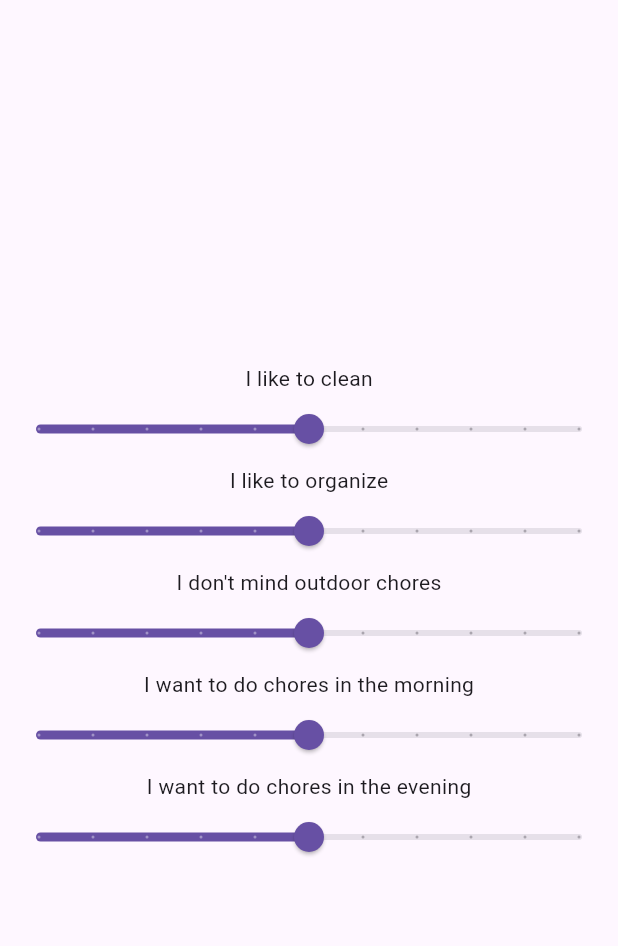
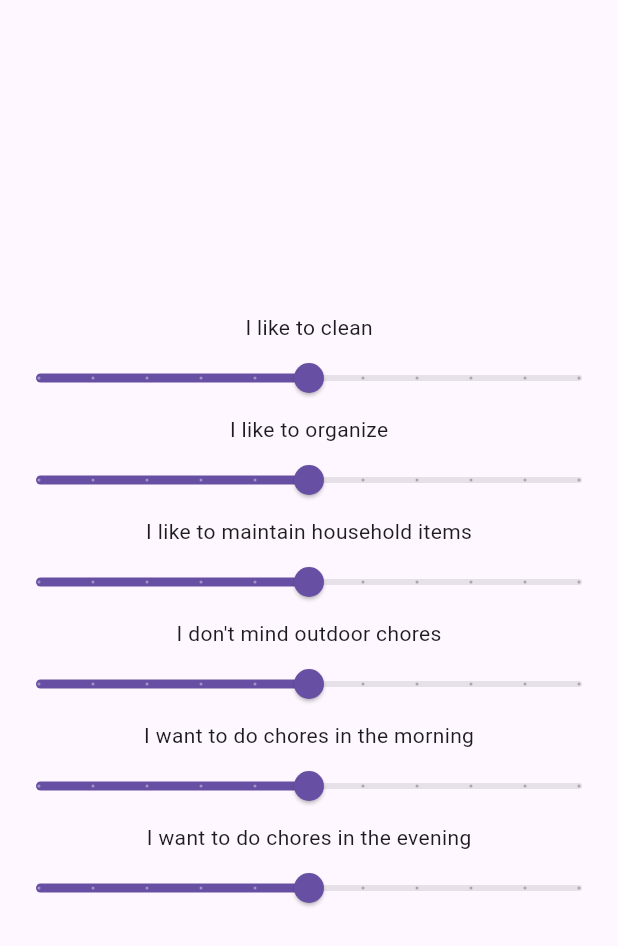
Before and after one commit to emily-wax/Team_Charmander, a Flutter app: the PreferenceSlider widget shown alone on an empty page, opened directly, on a phone screen of 412 x 824 dp. Shown: the top 946 px of the screen. Run offline on Flutter 3.47's test engine with Material 3 defaults, Android fonts, the phone set to English and light mode, and no system bars; our stand-ins replace cloud_firestore, firebase_auth, firebase_core, syncfusion_flutter_calendar; accounts and stored records are empty.

Commit message:
add 'maintain' chore category, fix auto-assign edge cases

```diff
--- a/flutter_application/lib/account_page.dart
+++ b/flutter_application/lib/account_page.dart
@@ -180,7 +180,8 @@ Future<void> updateUserHousehold(String? userId, String householdName) async {
                                 builder: (BuildContext context) {
                                   return AlertDialog(
                                     title: Text('Adjust each scale:'),
-                                    content: Column(
+                                    content: SingleChildScrollView(
+                                      child: Column(
                                       mainAxisSize: MainAxisSize.min,
                                       children: [
                                         // const Text("For best results, keep total score < 4.0"),
@@ -194,6 +195,8 @@ Future<void> updateUserHousehold(String? userId, String householdName) async {
                                         ),
                                       ],
                                     ),
+                                    // contentPadding: const EdgeInsets.all(30.0),
+                                    )
                                   );
                                 },
                               );
--- a/flutter_application/lib/chores_page.dart
+++ b/flutter_application/lib/chores_page.dart
@@ -20,7 +20,7 @@ class _ToDoListState extends State<ToDoList> {
 
   void _addChoreToFirestoreDrop(String choreName, String? assignee, Timestamp? deadline) {
     if (autoAssignChecked){
-      debugPrint("Auto Assign checked!");
+      // debugPrint("Auto Assign checked!");
       AutoAssignClass auto = AutoAssignClass();
       auto.autoAssignChore(choreName).then((String result){
         setState(() {
@@ -45,6 +45,7 @@ class _ToDoListState extends State<ToDoList> {
     }
     selectedUser = null;
     selectedDate = null;
+    autoAssignChecked = false;
 
   }
 
--- a/flutter_application/lib/preferences_page.dart
+++ b/flutter_application/lib/preferences_page.dart
@@ -12,6 +12,7 @@ class _PreferenceSliderState extends State<PreferenceSlider> {
   double _cleanerValue = 0.5; // Initial value for the slider
   double _organizerValue = 0.5;
   double _outdoorValue = 0.5;
+  double _maintainValue = 0.5;
   double _morningValue = 0.5;
   double _eveningValue = 0.5;
 
@@ -41,9 +42,9 @@ class _PreferenceSliderState extends State<PreferenceSlider> {
 
         setState(() {
           _cleanerValue = sliderPrefs['cleaner'] ?? 0.5;
-          // _cleanerValue = documentSnapshot['cleaner'];
           _organizerValue = sliderPrefs['organizer'] ?? 0.5;
           _outdoorValue = sliderPrefs['outdoor'] ?? 0.5;
+          _maintainValue = sliderPrefs['maintain'] ?? 0.5;
           _morningValue = sliderPrefs['morning'] ?? 0.5;
           _eveningValue = sliderPrefs['evening'] ?? 0.5;
         });
@@ -66,6 +67,7 @@ class _PreferenceSliderState extends State<PreferenceSlider> {
           'cleaner': _cleanerValue,
           'organizer': _organizerValue,
           'outdoor': _outdoorValue,
+          'maintain': _maintainValue,
           'morning': _morningValue,
           'evening': _eveningValue,
         }
@@ -93,7 +95,7 @@ class _PreferenceSliderState extends State<PreferenceSlider> {
         min: 0,
         max: 1,
         divisions: 10, // You can adjust the divisions as needed
-        label: 'let\'s get it',
+        // label: 'let\'s get it',
         ),
         const Text("I like to organize"),
         Slider(
@@ -107,7 +109,21 @@ class _PreferenceSliderState extends State<PreferenceSlider> {
         min: 0,
         max: 1,
         divisions: 10, // You can adjust the divisions as needed
-        label: 'yes so satisfying',
+        // label: 'yes so satisfying',
+        ),
+        const Text("I like to maintain household items"),
+        Slider(
+          value: _maintainValue,
+          onChanged: (newValue) {
+            setState(() {
+              _maintainValue = newValue; // Update the value here
+            });
+            _savePreferences(); // Save the updated value
+          },
+          min: 0,
+          max: 1,
+          divisions: 10, // You can adjust the divisions as needed
+          // label: 'yes so satisfying',
         ),
         const Text("I don't mind outdoor chores"),
         Slider(
@@ -121,7 +137,7 @@ class _PreferenceSliderState extends State<PreferenceSlider> {
           min: 0,
           max: 1,
           divisions: 10, // You can adjust the divisions as needed
-          label: 'yeah i don\'t mind',
+          // label: 'yeah i don\'t mind',
         ),
         const Text("I want to do chores in the morning"),
         Slider(
@@ -135,7 +151,7 @@ class _PreferenceSliderState extends State<PreferenceSlider> {
           min: 0,
           max: 1,
           divisions: 10, // You can adjust the divisions as needed
-          label: 'early bird gets the worm!',
+          // label: 'early bird gets the worm!',
         ),
         const Text("I want to do chores in the evening"),
         Slider(
@@ -149,8 +165,9 @@ class _PreferenceSliderState extends State<PreferenceSlider> {
           min: 0,
           max: 1,
           divisions: 10, // You can adjust the divisions as needed
-          label: 'evening vibes!',
+          // label: 'evening vibes!',
         ),
+
       ],
     );
   }
```
Also changed, not shown: flutter_application/lib/auto_assign_chores.dart (+33 -13 lines).
